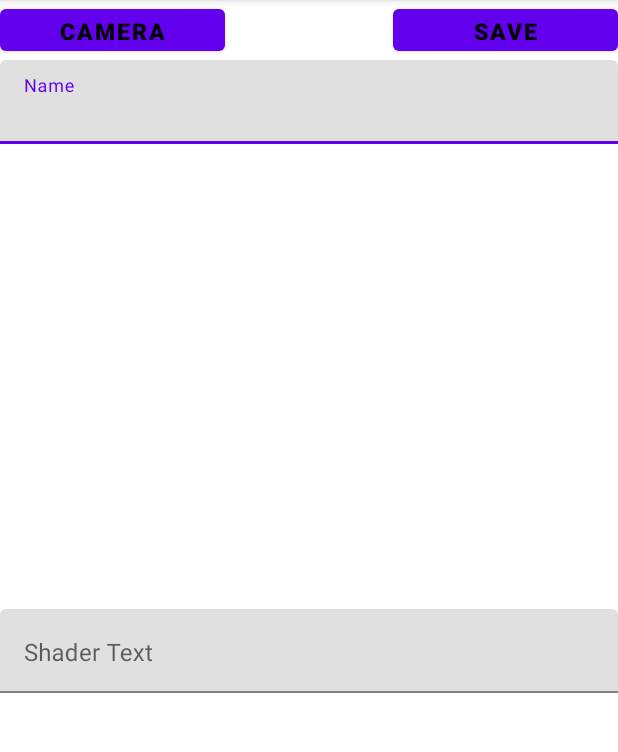
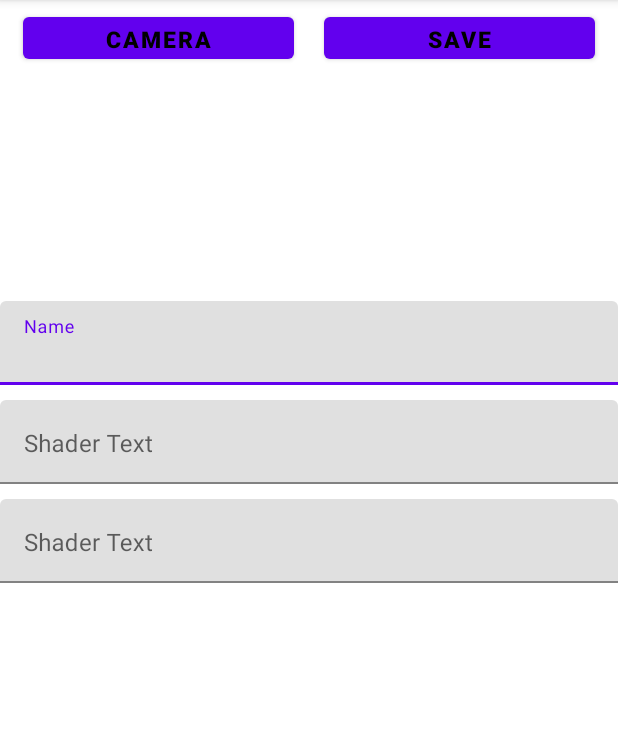
Before and after one commit to MaxPleaner/ShaderCam, an Android app: the EditorActivity screen opened directly, with no data from a screen before it, on a phone screen of 412 x 824 dp, the part 84-836 px from its top. Run offline under Robolectric (Android 15) with nearby library versions, the phone set to English and light mode, and no system bars; 2 statements that could not run were skipped.

Commit message:
new ui changes

```diff
--- a/app/src/main/res/layout/activity_editor.xml
+++ b/app/src/main/res/layout/activity_editor.xml
@@ -1,13 +1,28 @@
 <?xml version="1.0" encoding="utf-8"?>
 <androidx.constraintlayout.widget.ConstraintLayout xmlns:android="http://schemas.android.com/apk/res/android"
     xmlns:app="http://schemas.android.com/apk/res-auto"
+    xmlns:tools="http://schemas.android.com/tools"
     android:layout_width="match_parent"
     android:layout_height="match_parent">
+
+    <LinearLayout
+        android:layout_width="match_parent"
+        android:layout_height="match_parent"
+        android:orientation="vertical">
+
+        <LinearLayout
+            android:layout_width="match_parent"
+            android:padding="5dp"
+            android:layout_height="wrap_content"
+            android:orientation="horizontal">
 
             <Button
                 android:id="@+id/camera_link"
                 android:layout_width="150dp"
                 android:layout_height="40dp"
+                android:layout_weight="1"
+                android:layout_marginStart="10dp"
+                android:layout_marginEnd="10dp"
                 android:text="Camera"
                 android:textColor="@android:color/background_dark"
                 android:textSize="15sp"
@@ -18,6 +33,9 @@
             <Button
                 android:id="@+id/save"
                 android:layout_width="150dp"
+                android:layout_weight="1"
+                android:layout_marginStart="10dp"
+                android:layout_marginEnd="10dp"
                 android:layout_height="40dp"
                 android:text="Save"
                 android:textColor="@android:color/background_dark"
@@ -25,24 +43,29 @@
                 android:textStyle="bold"
                 app:layout_constraintEnd_toEndOf="parent"
                 app:layout_constraintTop_toTopOf="parent" />
+        </LinearLayout>
+
 
         <com.google.android.material.textfield.TextInputLayout
             android:layout_width="match_parent"
             android:layout_height="wrap_content"
-        android:layout_marginTop="40dp"
+            android:layout_marginTop="150dp"
             app:layout_constraintStart_toStartOf="parent"
             app:layout_constraintTop_toTopOf="parent">
+
             <com.google.android.material.textfield.TextInputEditText
                 android:id="@+id/name_input"
                 android:layout_width="match_parent"
                 android:layout_height="wrap_content"
-            android:hint="Name" />
+                android:hint="Name"
+                tools:layout_editor_absoluteX="0dp"
+                tools:layout_editor_absoluteY="311dp" />
         </com.google.android.material.textfield.TextInputLayout>
 
         <com.google.android.material.textfield.TextInputLayout
             android:layout_width="match_parent"
             android:layout_height="wrap_content"
-        android:layout_marginTop="100dp"
+            android:layout_marginTop="10dp"
             app:layout_constraintBottom_toBottomOf="parent"
             app:layout_constraintStart_toStartOf="parent"
             app:layout_constraintTop_toTopOf="parent">
@@ -53,4 +76,24 @@
                 android:gravity="start"
                 android:hint="Shader Text" />
         </com.google.android.material.textfield.TextInputLayout>
+
+        <com.google.android.material.textfield.TextInputLayout
+            android:layout_width="match_parent"
+            android:layout_height="wrap_content"
+            android:layout_marginTop="10dp"
+            app:layout_constraintBottom_toBottomOf="parent"
+            app:layout_constraintStart_toStartOf="parent"
+            app:layout_constraintTop_toTopOf="parent">
+            <com.google.android.material.textfield.TextInputEditText
+                android:layout_width="match_parent"
+                android:layout_height="match_parent"
+                android:gravity="start"
+                android:hint="Shader Text" />
+        </com.google.android.material.textfield.TextInputLayout>
+
+
+
+    </LinearLayout>
+
+
 </androidx.constraintlayout.widget.ConstraintLayout>
```
Lines whose indentation alone changed are shown as unchanged.
